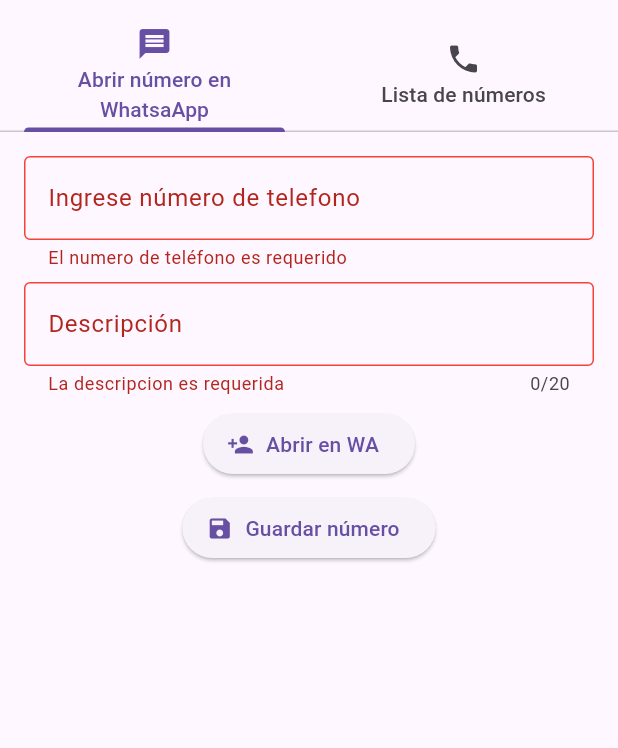
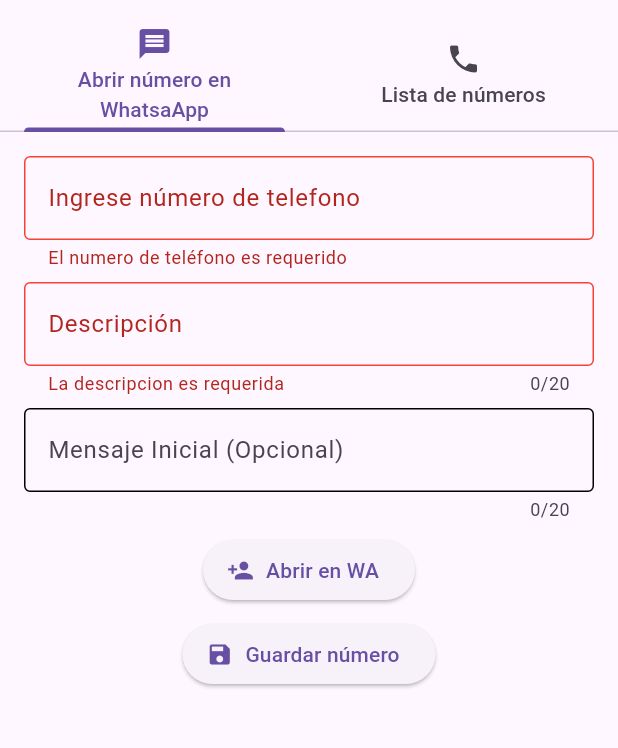
Before and after one commit to Dora-tech/numeros_whast_app, a Flutter app: the screen it shows after launch, after a tap on "Abrir en WA", on a phone screen of 412 x 824 dp, the part 63-811 px from its top. Run offline on Flutter 3.47's test engine with Material 3 defaults, Android fonts, the phone set to English and light mode, and no system bars; our stand-ins replace form_field_validator, mask_text_input_formatter.

Commit message:
revisando el codigo una parte adicional

```diff
--- a/lib/display/screens/pagina_agregar_numeros.dart
+++ b/lib/display/screens/pagina_agregar_numeros.dart
@@ -26,6 +26,7 @@ class _PaginaAgregarNumerosState extends State<PaginaAgregarNumeros> {
   final _maskNumero = MaskTextInputFormatter(mask: '(+51) ### ### ###');
   final _numeroTelefonoController = TextEditingController();
   final _descripcionController = TextEditingController();
+  final _mensajeInicialController = TextEditingController();
 
   @override
   Widget build(BuildContext context) {
@@ -54,11 +55,18 @@ class _PaginaAgregarNumerosState extends State<PaginaAgregarNumeros> {
                   RequiredValidator(errorText: 'La descripcion es requerida')
                       .call(valor),
             ),
+            InputPersonalizado(
+              controller: _mensajeInicialController,
+              maxLength: 20,
+              label: 'Mensaje Inicial (Opcional)', // Nuevo input
+            ),
+
             ElevatedButton.icon(
               onPressed: () {
                 _agregarNumero(
                   despuesDeAgregar: (numeroDeTelofono) {
-                    numeroDeTelofono.abrirEnWhatsApp();
+                    final mensajeInicial = _mensajeInicialController.text;
+                    numeroDeTelofono.abrirEnWhatsApp(mensajeInicial: mensajeInicial);
                   },
                 );
               },
@@ -84,6 +92,7 @@ class _PaginaAgregarNumerosState extends State<PaginaAgregarNumeros> {
       final numeroSinFormato = _maskNumero.getUnmaskedText();
       final numeroPlano = numeroSinFormato.cadenaConCodigoDePais();
       final numeroConFormato = _maskNumero.getMaskedText();
+      final mensajeInicial = _mensajeInicialController.text;
       final elNumeroExiste =
           widget.numerosDeTelefono.cast<NumeroDeTelefono?>().firstWhere(
         (numeroTelefono) {
@@ -120,6 +129,7 @@ class _PaginaAgregarNumerosState extends State<PaginaAgregarNumeros> {
 
         _numeroTelefonoController.clear();
         _descripcionController.clear();
+        _mensajeInicialController.clear();
       }
       FocusManager.instance.primaryFocus?.unfocus();
     }
--- a/lib/extensions/numero_de_telefono_extension.dart
+++ b/lib/extensions/numero_de_telefono_extension.dart
@@ -2,7 +2,8 @@ import 'package:numeros_whats_app/models/numero_de_telefono.dart';
 import 'package:url_launcher/url_launcher.dart';
 
 extension NumeroDeTelefonoExtension on NumeroDeTelefono {
-  void abrirEnWhatsApp() {
+    void abrirEnWhatsApp({String mensajeInicial = ''}) {
+    final mensajeCodificado = Uri.encodeComponent(mensajeInicial);
     // Ejemplo de mandar whats app con una mensaje de texto predefinido
     final url = Uri.parse('https://wa.me/$numeroDeTelefonoPlano?text=hola');
     launchUrl(url);
```
